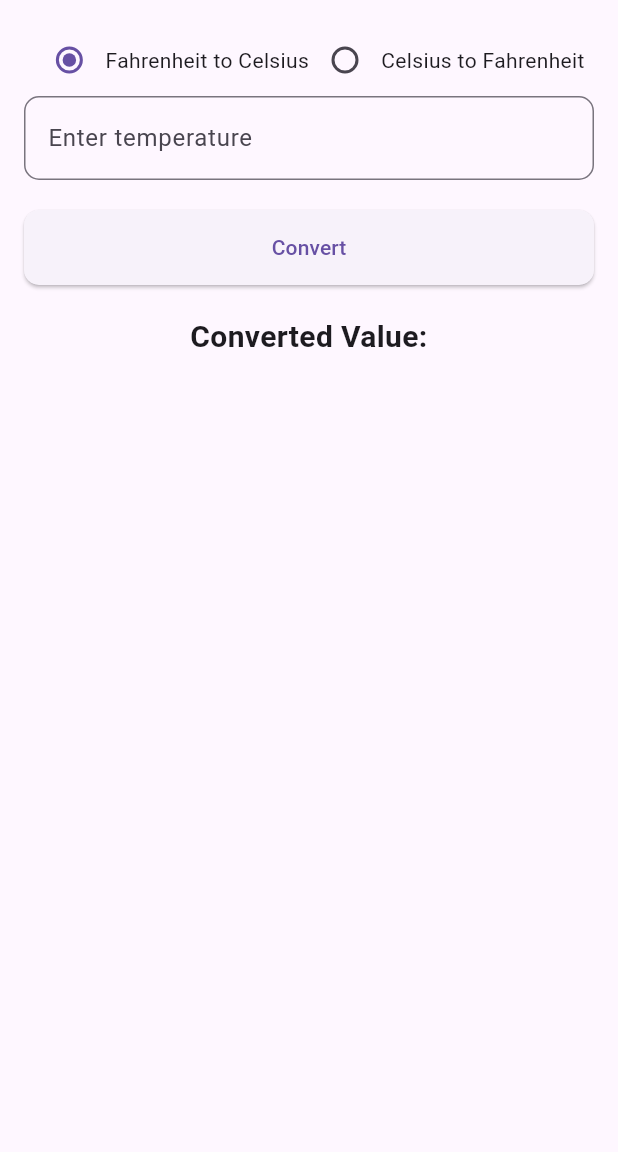
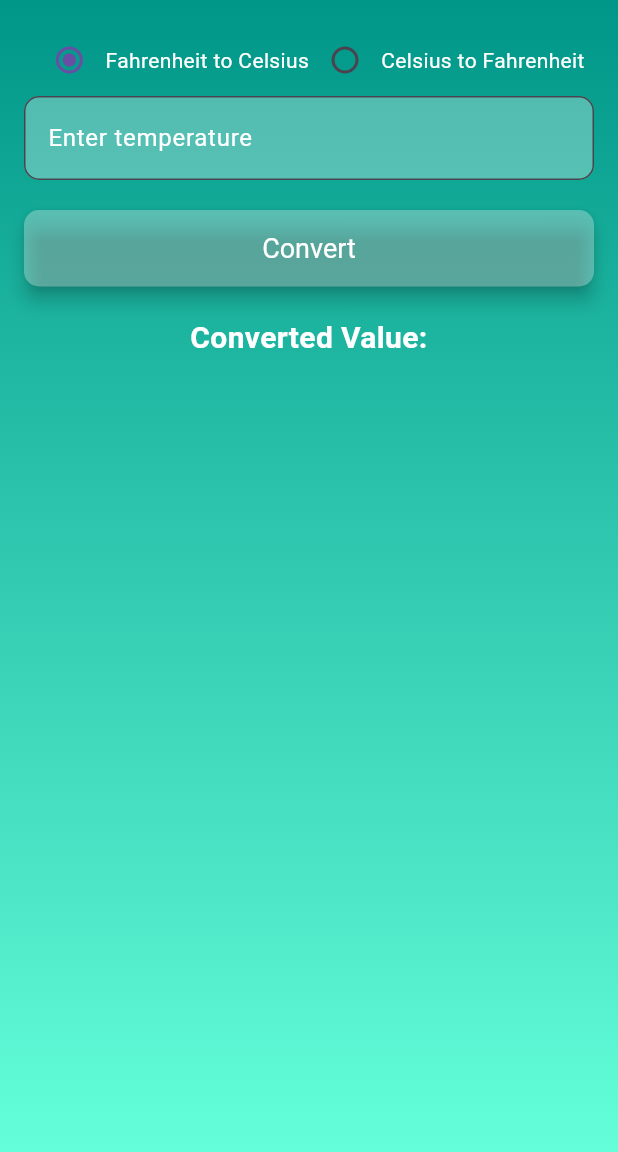
Before and after one commit to eldadgishinge/temperature_converter, a Flutter app: the screen it shows after launch, on a phone screen of 412 x 824 dp, the part 84-1236 px from its top. Run offline on Flutter 3.47's test engine with Material 3 defaults, Android fonts, the phone set to English and light mode, and no system bars.

Commit message:
temperature_converter

```diff
--- a/lib/main.dart
+++ b/lib/main.dart
@@ -8,7 +8,7 @@ class TemperatureConverterApp extends StatelessWidget {
     return MaterialApp(
       title: 'Temperature Converter',
       theme: ThemeData(
-        primarySwatch: Colors.blue,
+        primarySwatch: Colors.teal,
         visualDensity: VisualDensity.adaptivePlatformDensity,
       ),
       home: TemperatureConverter(),
@@ -54,7 +54,15 @@ class _TemperatureConverterState extends State<TemperatureConverter> {
       appBar: AppBar(
         title: Text('Temperature Converter'),
       ),
-      body: Padding(
+      body: Container(
+        decoration: BoxDecoration(
+          gradient: LinearGradient(
+            colors: [Colors.teal, Colors.tealAccent],
+            begin: Alignment.topCenter,
+            end: Alignment.bottomCenter,
+          ),
+        ),
+        child: Padding(
           padding: const EdgeInsets.all(16.0),
           child: Column(
             crossAxisAlignment: CrossAxisAlignment.stretch,
@@ -71,7 +79,7 @@ class _TemperatureConverterState extends State<TemperatureConverter> {
                       });
                     },
                   ),
-                Text('Fahrenheit to Celsius'),
+                  Text('Fahrenheit to Celsius', style: TextStyle(color: Colors.white)),
                   Radio(
                     value: 'C to F',
                     groupValue: _conversionType,
@@ -81,34 +89,45 @@ class _TemperatureConverterState extends State<TemperatureConverter> {
                       });
                     },
                   ),
-                Text('Celsius to Fahrenheit'),
+                  Text('Celsius to Fahrenheit', style: TextStyle(color: Colors.white)),
                 ],
               ),
               TextField(
                 controller: _controller,
                 decoration: InputDecoration(
                   labelText: 'Enter temperature',
+                  labelStyle: TextStyle(color: Colors.white),
                   border: OutlineInputBorder(
                     borderRadius: BorderRadius.circular(10.0),
                   ),
+                  filled: true,
+                  fillColor: Colors.white.withOpacity(0.3),
                 ),
                 keyboardType: TextInputType.number,
+                style: TextStyle(color: Colors.white),
               ),
               SizedBox(height: 20.0),
-            ElevatedButton(
+              MouseRegion(
+                onEnter: (_) => setState(() {}),
+                onExit: (_) => setState(() {}),
+                child: ElevatedButton(
                   onPressed: _convertTemperature,
-              child: Text('Convert'),
+                  child: Text('Convert', style: TextStyle(color: Colors.white)),
                   style: ElevatedButton.styleFrom(
                     padding: EdgeInsets.symmetric(vertical: 15.0),
                     shape: RoundedRectangleBorder(
                       borderRadius: BorderRadius.circular(10.0),
+                    ),
+                    backgroundColor: Colors.white.withOpacity(0.3),
+                    textStyle: TextStyle(fontSize: 18.0),
+                    elevation: 5.0,
                   ),
                 ),
               ),
               SizedBox(height: 20.0),
               Text(
                 'Converted Value: $_convertedValue',
-              style: TextStyle(fontSize: 20.0, fontWeight: FontWeight.bold),
+                style: TextStyle(fontSize: 20.0, fontWeight: FontWeight.bold, color: Colors.white),
                 textAlign: TextAlign.center,
               ),
               SizedBox(height: 20.0),
@@ -117,9 +136,10 @@ class _TemperatureConverterState extends State<TemperatureConverter> {
                   itemCount: _conversionHistory.length,
                   itemBuilder: (context, index) {
                     return Card(
+                      color: Colors.white.withOpacity(0.3),
                       margin: EdgeInsets.symmetric(vertical: 5.0, horizontal: 0),
                       child: ListTile(
-                      title: Text(_conversionHistory[index]),
+                        title: Text(_conversionHistory[index], style: TextStyle(color: Colors.teal)),
                       ),
                     );
                   },
@@ -128,6 +148,7 @@ class _TemperatureConverterState extends State<TemperatureConverter> {
             ],
           ),
         ),
+      ),
     );
   }
 }
```
Also changed, not shown: 1 other file. Lines whose indentation alone changed are shown as unchanged.
